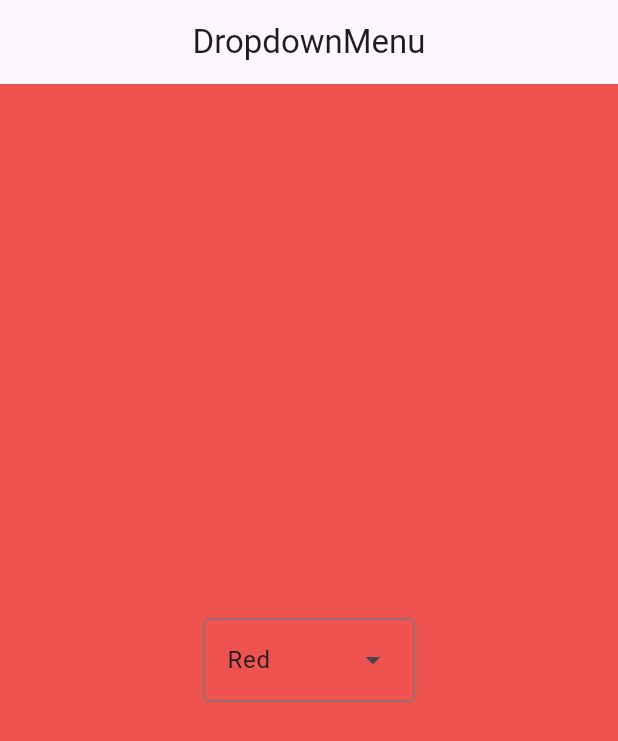
After one commit to nobushiueshi/flutter_widget_of_the_week, a Flutter app: the SamplePage155 screen opened directly, on a phone screen of 412 x 824 dp. The commit adds this screen. Shown: the top 741 px of the screen. Run offline on Flutter 3.47's test engine with Material 3 defaults, Android fonts, the phone set to English and light mode, and no system bars; our stand-ins replace animated_text_kit, badges, cached_network_image, connectivity_plus, device_info_plus, fl_chart and 12 more; accounts and stored records are empty.

Commit message:
#155 DropdownMenu

```diff
--- a/lib/presentation/pages/sample/sample150_page_data_list.dart
+++ b/lib/presentation/pages/sample/sample150_page_data_list.dart
@@ -3,11 +3,17 @@ import 'package:flutter_widget_of_the_week/presentation/pages/sample/sample_page
 import 'package:flutter_widget_of_the_week/presentation/pages/sample150/sample_page_152.dart';
 import 'package:flutter_widget_of_the_week/presentation/pages/sample150/sample_page_153.dart';
 import 'package:flutter_widget_of_the_week/presentation/pages/sample150/sample_page_154.dart';
+import 'package:flutter_widget_of_the_week/presentation/pages/sample150/sample_page_155.dart';
 
 final sample150PageDataList = <SamplePageData>[
   SamplePageData(
+    name: '#155 DropdownMenu',
+    contentType: SamplePageContentType.widget,
+    widget: const SamplePage155(),
+  ),
+  SamplePageData(
     name: '#154 OverlayPortal',
-    contentType: SamplePageContentType.package,
+    contentType: SamplePageContentType.widget,
     widget: const SamplePage154(),
   ),
   SamplePageData(
--- /dev/null
+++ b/lib/presentation/pages/sample150/sample_page_155.dart
@@ -0,0 +1,64 @@
+import 'package:flutter/material.dart';
+
+class SamplePage155 extends StatefulWidget {
+  const SamplePage155({
+    super.key,
+  });
+
+  @override
+  State<SamplePage155> createState() => _SamplePage155State();
+}
+
+class _SamplePage155State extends State<SamplePage155> {
+  var _backgroundColor = Colors.red[400];
+
+  @override
+  Widget build(BuildContext context) {
+    return Scaffold(
+      appBar: AppBar(
+        title: const Text('DropdownMenu'),
+        centerTitle: true,
+      ),
+      backgroundColor: _backgroundColor,
+      body: SafeArea(
+        child: Center(
+          child: Column(
+            mainAxisSize: MainAxisSize.min,
+            children: [
+              DropdownMenu(
+                initialSelection: _backgroundColor,
+                dropdownMenuEntries: [
+                  DropdownMenuEntry(
+                    value: Colors.red[400],
+                    label: 'Red',
+                  ),
+                  DropdownMenuEntry(
+                    value: Colors.blue[400],
+                    label: 'Blue',
+                  ),
+                  DropdownMenuEntry(
+                    value: Colors.purple[400],
+                    label: 'Purple',
+                  ),
+                  DropdownMenuEntry(
+                    value: Colors.green[400],
+                    label: 'Green',
+                  ),
+                  DropdownMenuEntry(
+                    value: Colors.brown[400],
+                    label: 'Brown',
+                  ),
+                ],
+                onSelected: (value) {
+                  setState(() {
+                    _backgroundColor = value;
+                  });
+                },
+              ),
+            ],
+          ),
+        ),
+      ),
+    );
+  }
+}
```
Also changed, not shown: 1 other file.
